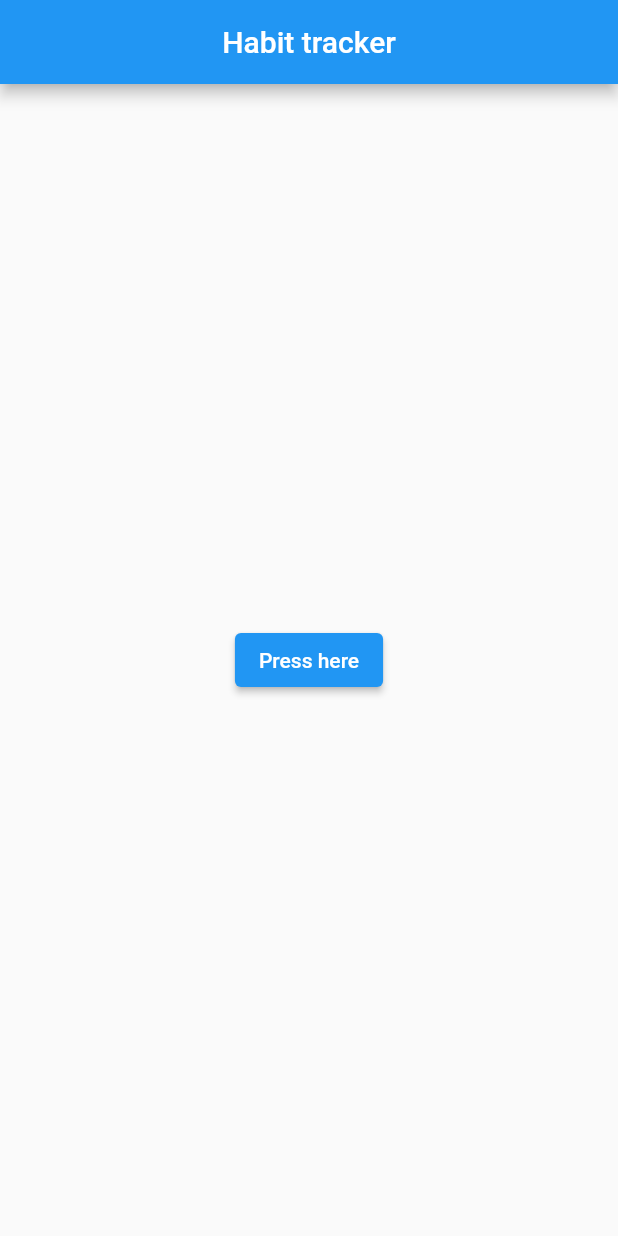
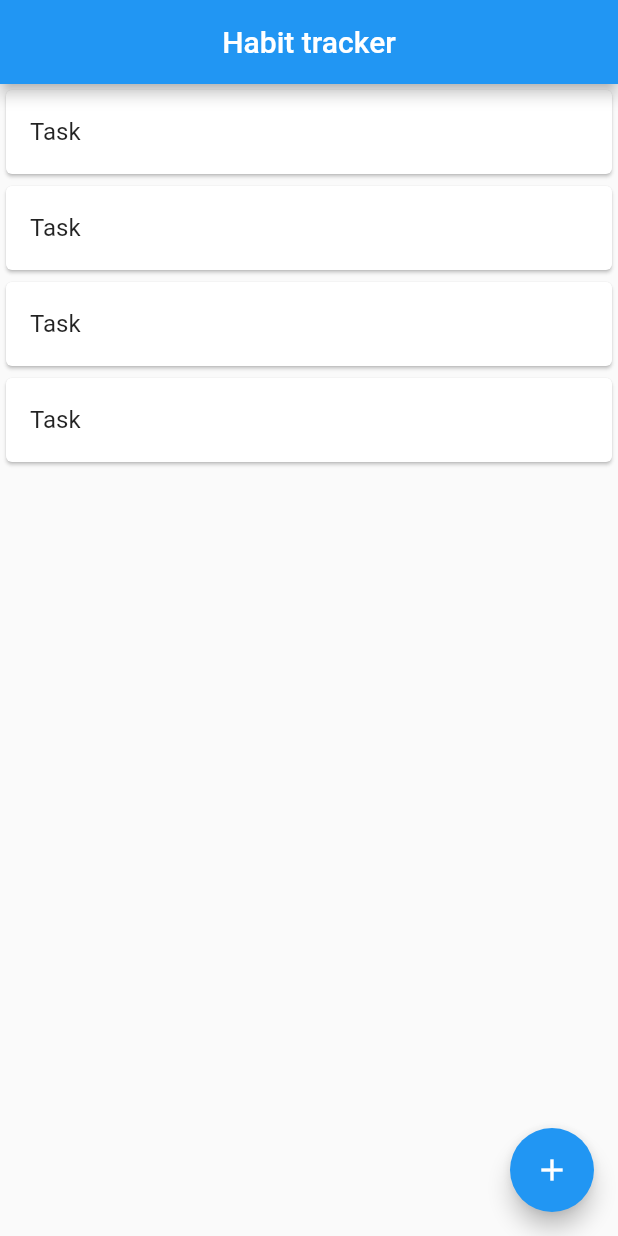
Before and after one commit to Aaq007/Habit-tracker, a Flutter app: the screen it shows after launch, on a phone screen of 412 x 824 dp. Run offline on Flutter 3.47's test engine with Material 2 defaults, Android fonts, the phone set to English and light mode, and no system bars.

Commit message:
Added sample task view

```diff
--- a/lib/home_page.dart
+++ b/lib/home_page.dart
@@ -16,9 +16,38 @@ class _HomePageState extends State<HomePage> {
         centerTitle: true,
       ),
       body: Center(
-        child:
-            ElevatedButton(onPressed: () {}, child: const Text('Press here')),
+        child: ListView(
+          children: items,
+        ),
+      ),
+      floatingActionButton: FloatingActionButton(
+        onPressed: () {},
+        child: const Icon(Icons.add),
       ),
     );
   }
 }
+
+List<Card> items = [
+  Card(
+    child: ListTile(
+      title: const Text('Task'),
+      onTap: () {},
+    ),
+  ),
+  Card(
+    child: ListTile(
+      title: Text('Task'),
+    ),
+  ),
+  Card(
+    child: ListTile(
+      title: Text('Task'),
+    ),
+  ),
+  Card(
+    child: ListTile(
+      title: Text('Task'),
+    ),
+  ),
+];
```
